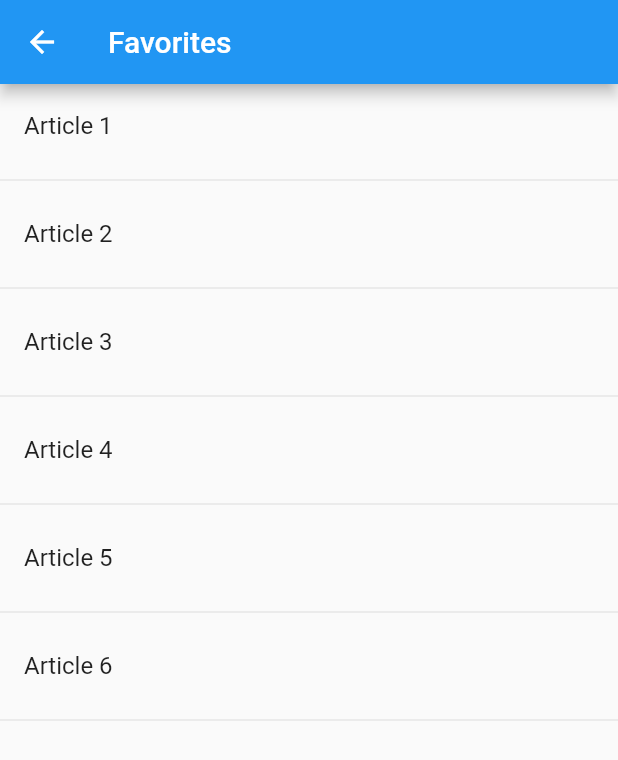
After one commit to cichya/FlutterLearning, a Flutter app: the FavoritesPage screen opened directly, on a phone screen of 412 x 824 dp. The commit adds this screen. Shown: the top 760 px of the screen. Run offline on Flutter 3.47's test engine with Material 2 defaults, Android fonts, the phone set to English and light mode, and no system bars; our stand-ins replace bloc, equatable, flutter_bloc, rxdart; statements that could not run were skipped.

Commit message:
favorites page added

```diff
--- /dev/null
+++ b/lib/presentation/pages/favorites_page.dart
@@ -0,0 +1,65 @@
+import 'package:flutter/cupertino.dart';
+import 'package:flutter/material.dart';
+
+class FavoritesPage extends StatefulWidget {
+  @override
+  State<StatefulWidget> createState() {
+    return _FavoritesPageState();
+  }
+}
+
+class _FavoritesPageState extends State<FavoritesPage> {
+  @override
+  Widget build(BuildContext context) {
+    List<String> articles = List<String>();
+
+    articles.add('Article 1');
+    articles.add('Article 2');
+    articles.add('Article 3');
+    articles.add('Article 4');
+    articles.add('Article 5');
+    articles.add('Article 6');
+
+    return Scaffold(
+      appBar: AppBar(
+        title: Text('Favorites'),
+      ),
+      body: ListView.builder(
+        itemBuilder: (BuildContext context, int index) {
+          return Dismissible(
+            key: Key(articles[index]),
+            onDismissed: (DismissDirection direction) {
+              if (direction == DismissDirection.endToStart) {
+                print('Delete article');
+              }
+            },
+            background: Container(
+              color: Colors.red,
+              child: Row(
+                mainAxisAlignment: MainAxisAlignment.end,
+                children: <Widget>[
+                  Container(
+                    margin: EdgeInsets.only(right: 10.0),
+                    child: Icon(
+                      Icons.delete,
+                      color: Colors.white,
+                    ),
+                  ),
+                ],
+              ),
+            ),
+            child: Column(
+              children: <Widget>[
+                ListTile(
+                  title: Text(articles[index]),
+                ),
+                Divider(),
+              ],
+            ),
+          );
+        },
+        itemCount: articles.length,
+      ),
+    );
+  }
+}
--- a/lib/presentation/pages/home_page.dart
+++ b/lib/presentation/pages/home_page.dart
@@ -2,6 +2,7 @@ import 'package:flutter/material.dart';
 import 'package:flutter_learning/domain/blocs/article/bloc.dart';
 import 'package:flutter_bloc/flutter_bloc.dart';
 import 'package:flutter_learning/domain/blocs/authentication/authentication.dart';
+import 'package:flutter_learning/presentation/pages/favorites_page.dart';
 import 'package:flutter_learning/presentation/widgets/article.dart';
 import 'package:flutter_learning/presentation/widgets/bottom_loader.dart';
 
@@ -39,7 +40,9 @@ class _HomePageState extends State<HomePage> {
         actions: <Widget>[
           IconButton(
             icon: Icon(Icons.folder_special),
-            onPressed: () => {},
+            onPressed: () => {
+              Navigator.push(context, MaterialPageRoute(builder: (context) => FavoritesPage()))
+            },
           ),
         ],
       ),
```
